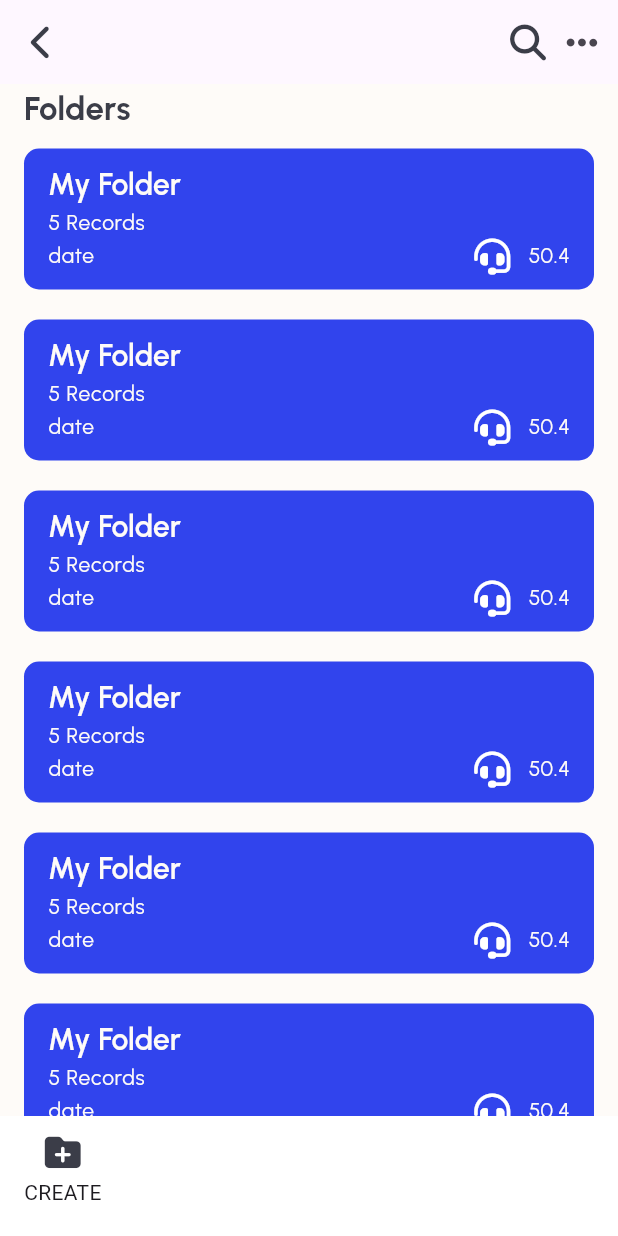
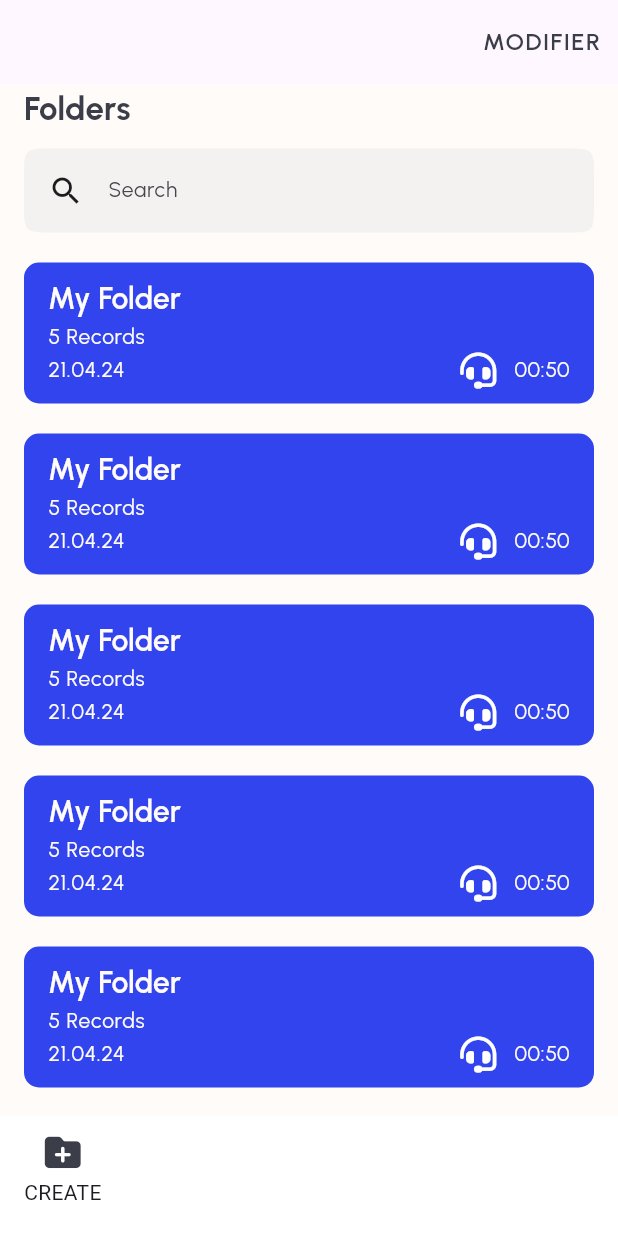
Before and after one commit to AbdelhakRazi/HearU, a Flutter app: the screen it shows after launch, on a phone screen of 412 x 824 dp. Run offline on Flutter 3.47's test engine with Material 3 defaults, Android fonts, the phone set to English and light mode, and no system bars; drawn by our look-alikes of flutter_slidable; our stand-ins replace bloc, flutter_bloc, flutter_svg, font_awesome_flutter, get_it, google_fonts and 2 more; missing offline and left inert: flutter_sound.

Commit message:
improved folder layout

```diff
--- a/lib/config/spacing_widgets.dart
+++ b/lib/config/spacing_widgets.dart
@@ -1,4 +1,3 @@
-import 'package:flutter/rendering.dart';
 import 'package:flutter/widgets.dart';
 
 class SpacingWidgets {
--- a/lib/config/theme.dart
+++ b/lib/config/theme.dart
@@ -10,6 +10,7 @@ class AppTheme {
       scaffoldBackgroundColor: AppColors.baseWhite,
       textButtonTheme: TextButtonThemeData(
         style: TextButton.styleFrom(
+            foregroundColor: AppColors.dark, // set text color
             textStyle: GoogleFonts.urbanist(
                 fontSize: 16,
                 fontWeight: FontWeight.w600,
--- a/lib/model/folder.dart
+++ b/lib/model/folder.dart
@@ -4,8 +4,8 @@ import 'dart:convert';
 class Folder {
   String name;
   int nbRecords;
-  String creationDate;
-  double totalLength;
+  DateTime creationDate;
+  int totalLength;
   Folder({
     required this.name,
     required this.nbRecords,
@@ -16,8 +16,8 @@ class Folder {
   Folder copyWith({
     String? name,
     int? nbRecords,
-    String? creationDate,
-    double? totalLength,
+    DateTime? creationDate,
+    int? totalLength,
   }) {
     return Folder(
       name: name ?? this.name,
@@ -31,7 +31,7 @@ class Folder {
     return <String, dynamic>{
       'name': name,
       'nbRecords': nbRecords,
-      'creationDate': creationDate,
+      'creationDate': creationDate.millisecondsSinceEpoch,
       'totalLength': totalLength,
     };
   }
@@ -40,8 +40,9 @@ class Folder {
     return Folder(
       name: map['name'] as String,
       nbRecords: map['nbRecords'] as int,
-      creationDate: map['creationDate'] as String,
-      totalLength: map['totalLength'] as double,
+      creationDate:
+          DateTime.fromMillisecondsSinceEpoch(map['creationDate'] as int),
+      totalLength: map['totalLength'] as int,
     );
   }
 
--- /dev/null
+++ b/lib/utils/time_utils.dart
@@ -0,0 +1,13 @@
+class TimeUtils {
+  TimeUtils._();
+
+  static String printDuration(Duration duration) {
+    String negativeSign = duration.isNegative ? '-' : '';
+    String twoDigits(int n) => n.toString().padLeft(2, "0");
+    String twoDigitMinutes = twoDigits(duration.inMinutes.remainder(60).abs());
+    String twoDigitSeconds = twoDigits(duration.inSeconds.remainder(60).abs());
+    String hoursPart =
+        duration.inHours == 0 ? '' : '${twoDigits(duration.inHours)}:';
+    return "$negativeSign$hoursPart$twoDigitMinutes:$twoDigitSeconds";
+  }
+}
--- a/lib/views/folders/components/folder_card.dart
+++ b/lib/views/folders/components/folder_card.dart
@@ -1,22 +1,36 @@
 // ignore_for_file: public_member_api_docs, sort_constructors_first
 import 'package:flutter/material.dart';
+import 'package:flutter_slidable/flutter_slidable.dart';
 import 'package:font_awesome_flutter/font_awesome_flutter.dart';
 import 'package:hearu/config/colors.dart';
 import 'package:hearu/config/measures.dart';
-import 'package:hearu/config/spacing_widgets.dart';
 
 import 'package:hearu/model/folder.dart';
-import 'package:hearu/views/folders/components/notched_container.dart';
+import 'package:hearu/utils/time_utils.dart';
+import 'package:intl/intl.dart';
 
 class FolderCard extends StatelessWidget {
   final Folder folder;
-  const FolderCard({
+  FolderCard({
     super.key,
     required this.folder,
   });
+  final DateFormat formatter = DateFormat('dd.MM.yy');
   @override
   Widget build(BuildContext context) {
-    return Container(
+    return Slidable(
+      startActionPane: ActionPane(
+        motion: const ScrollMotion(),
+        extentRatio: 0.2,
+        children: [
+          SlidableAction(
+            onPressed: (context) {},
+            foregroundColor: AppColors.red,
+            icon: FontAwesomeIcons.trashCan,
+          ),
+        ],
+      ),
+      child: Container(
         margin: const EdgeInsets.symmetric(vertical: Measures.topBottomPadding),
         padding: const EdgeInsets.symmetric(
             horizontal: Measures.leftRightPadding,
@@ -46,7 +60,7 @@ class FolderCard extends StatelessWidget {
               mainAxisAlignment: MainAxisAlignment.spaceBetween,
               children: [
                 Text(
-                "${folder.creationDate}",
+                  formatter.format(folder.creationDate),
                   style: Theme.of(context)
                       .textTheme
                       .bodyLarge!
@@ -55,15 +69,16 @@ class FolderCard extends StatelessWidget {
                 Row(
                   children: [
                     const Padding(
-                    padding:
-                        EdgeInsets.symmetric(horizontal: Measures.smallPadding),
+                      padding: EdgeInsets.symmetric(
+                          horizontal: Measures.smallPadding),
                       child: Icon(
                         FontAwesomeIcons.headset,
                         color: AppColors.white,
                       ),
                     ),
                     Text(
-                    "${folder.totalLength}",
+                      TimeUtils.printDuration(
+                          Duration(seconds: folder.totalLength)),
                       style: Theme.of(context)
                           .textTheme
                           .bodyLarge!
@@ -75,6 +90,7 @@ class FolderCard extends StatelessWidget {
             )
           ],
         ),
+      ),
     );
   }
 }
--- /dev/null
+++ b/lib/views/folders/components/search_bar.dart
@@ -0,0 +1,49 @@
+import 'package:flutter/material.dart';
+import 'package:flutter/widgets.dart';
+import 'package:hearu/config/colors.dart';
+import 'package:hearu/config/measures.dart';
+
+class AppSearchBar extends StatefulWidget {
+  const AppSearchBar({super.key});
+
+  @override
+  State<AppSearchBar> createState() => _AppSearchBarState();
+}
+
+class _AppSearchBarState extends State<AppSearchBar> {
+  @override
+  Widget build(BuildContext context) {
+    return SearchAnchor(
+        builder: (BuildContext context, SearchController controller) {
+      return SearchBar(
+        controller: controller,
+        hintText: "Search",
+        elevation: MaterialStateProperty.all(0),
+        shape: MaterialStateProperty.all(ContinuousRectangleBorder(
+            borderRadius: BorderRadius.circular(Measures.basicRadius))),
+        backgroundColor: MaterialStateProperty.all(AppColors.lightGrey),
+        padding: const MaterialStatePropertyAll<EdgeInsets>(
+            EdgeInsets.symmetric(horizontal: 16.0)),
+        onTap: () {
+          controller.openView();
+        },
+        onChanged: (_) {
+          controller.openView();
+        },
+        leading: const Icon(Icons.search),
+      );
+    }, suggestionsBuilder: (BuildContext context, SearchController controller) {
+      return List<ListTile>.generate(5, (int index) {
+        final String item = 'item $index';
+        return ListTile(
+          title: Text(item),
+          onTap: () {
+            setState(() {
+              controller.closeView(item);
+            });
+          },
+        );
+      });
+    });
+  }
+}
--- a/lib/views/folders/folders.dart
+++ b/lib/views/folders/folders.dart
@@ -16,7 +16,8 @@ class Folders extends StatefulWidget {
 class _FoldersState extends State<Folders> {
   @override
   Widget build(BuildContext context) {
-    return Scaffold(
+    return SafeArea(
+      child: Scaffold(
         bottomNavigationBar: const FoldersBottomNavbar(),
         body: CustomScrollView(
           slivers: [
@@ -30,12 +31,13 @@ class _FoldersState extends State<Folders> {
                 (index) => Folder(
                     name: "My Folder",
                     nbRecords: 5,
-                  creationDate: "date",
-                  totalLength: 50.4),
+                    creationDate: DateTime.now(),
+                    totalLength: 50),
               )),
             ),
           ],
         ),
+      ),
     );
   }
 }
--- a/pubspec.yaml
+++ b/pubspec.yaml
@@ -45,6 +45,8 @@ dependencies:
   font_awesome_flutter: ^10.7.0
   bloc: ^8.1.4
   flutter_bloc: ^8.1.5
+  intl: ^0.19.0
+  flutter_slidable: ^3.1.0
 
 dev_dependencies:
   injectable_generator: ^2.6.1
```
Also changed, not shown: lib/views/folders/components/folders_app_bar.dart (+4 -11 lines), lib/views/folders/components/folders_cards.dart (+7 -0 lines), pubspec.lock. Lines whose indentation alone changed are shown as unchanged.
